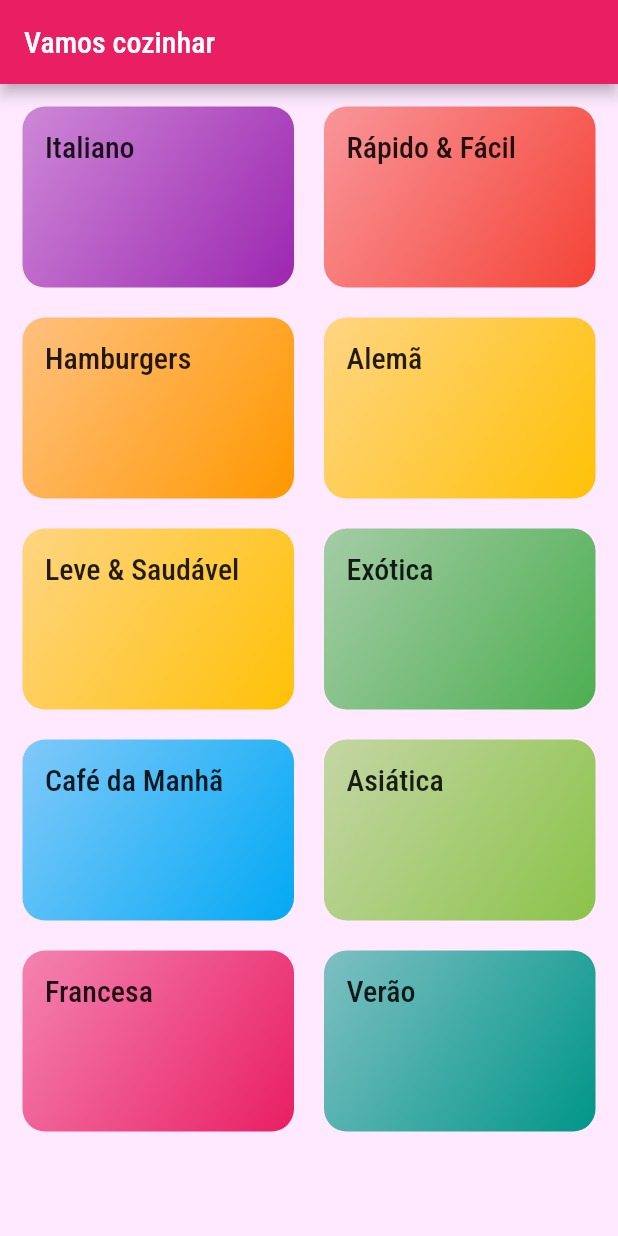
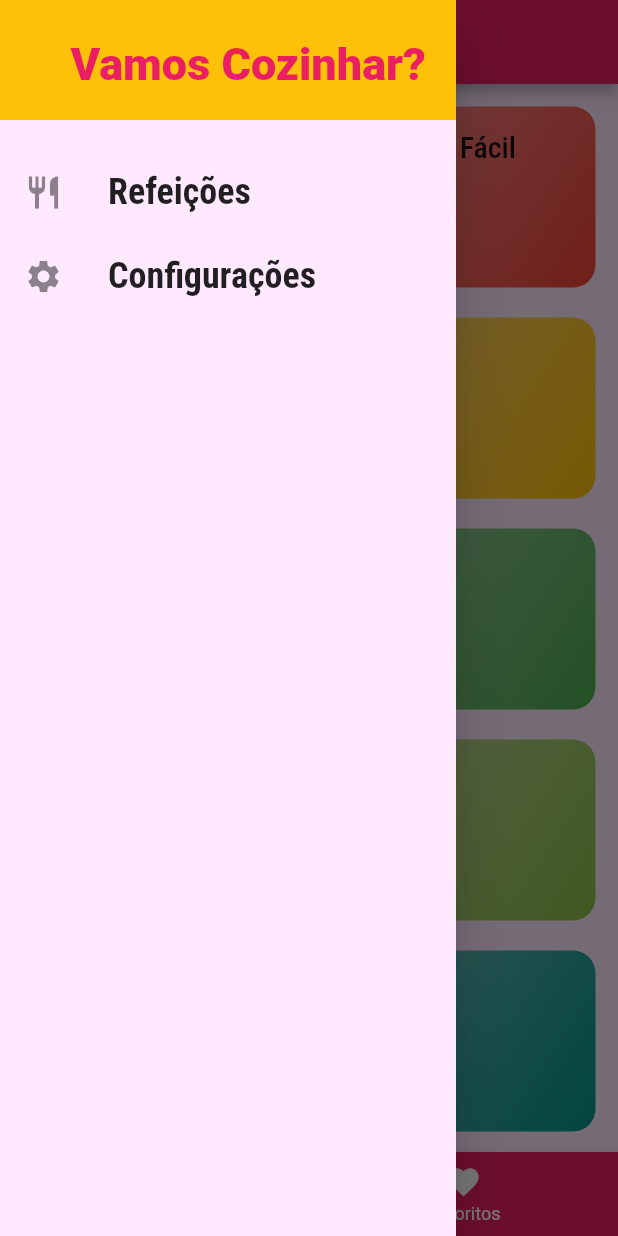
Before and after one commit to PedroH-Peres/CulinaryApp-Flutter, a Flutter app: the screen it shows after launch, with the side drawer open (before the commit the screen has no drawer), on a phone screen of 412 x 824 dp. Run offline on Flutter 3.47's test engine with Material 2 defaults, Android fonts, the phone set to English and light mode, and no system bars.

Commit message:
TabBar e Drawer

```diff
--- /dev/null
+++ b/lib/components/main_drawer.dart
@@ -0,0 +1,52 @@
+import 'package:flutter/material.dart';
+import 'package:flutter/src/foundation/key.dart';
+import 'package:flutter/src/widgets/framework.dart';
+import 'package:navigation_app/utils/app-routes.dart';
+
+class MainDrawer extends StatelessWidget {
+  const MainDrawer({Key? key}) : super(key: key);
+
+  Widget _createItem(IconData icon, String label, Function() onTap){
+    return ListTile(
+      leading: Icon(icon, size: 26),
+      title: Text(label, style: TextStyle(fontFamily: 'Robotocondensed', fontWeight: FontWeight.bold, fontSize: 24),),
+      onTap: onTap,
+    );
+  }
+
+  @override
+  Widget build(BuildContext context) {
+
+
+
+    return Drawer(
+      child: Column(
+        crossAxisAlignment: CrossAxisAlignment.center,
+        children: [
+          Container(
+            height: 80,
+            alignment: Alignment.bottomRight,
+            width: double.infinity,
+            padding: EdgeInsets.all(20),
+            color: Theme.of(context).colorScheme.secondary,
+            child: Text(
+              'Vamos Cozinhar?',
+              style: TextStyle(fontWeight: FontWeight.w900, fontSize: 30, color: Theme.of(context).primaryColor),
+              ),
+          ),
+          SizedBox(height:20 ),
+          _createItem(
+              Icons.restaurant,
+              'Refeições',
+              () => Navigator.of(context).pushNamed(AppRoutes.HOME)
+            ),
+          _createItem(
+              Icons.settings,
+              'Configurações',
+              () => Navigator.of(context).pushNamed(AppRoutes.SETTINGS)
+            ),
+        ],
+      ),
+    );
+  }
+}
--- a/lib/main.dart
+++ b/lib/main.dart
@@ -2,6 +2,8 @@ import 'package:flutter/material.dart';
 import 'package:navigation_app/screens/categories_meals_screen.dart';
 import 'package:navigation_app/screens/categories_screen.dart';
 import 'package:navigation_app/screens/meal_detail_screen.dart';
+import 'package:navigation_app/screens/settings_screen.dart';
+import 'package:navigation_app/screens/tabs_screen.dart';
 import 'package:navigation_app/utils/app-routes.dart';
 
 void main() => runApp(MyApp());
@@ -13,6 +15,7 @@ class MyApp extends StatelessWidget {
       title: 'Vamos Cozinhar?',
       theme: ThemeData(
         primaryColor: Colors.pink,
+        accentColor: Colors.amber,
         colorScheme: ColorScheme.fromSwatch().copyWith(
           primary: Colors.pink,
           secondary: Colors.amber,
@@ -25,9 +28,10 @@ class MyApp extends StatelessWidget {
       ),
       initialRoute: AppRoutes.HOME,
       routes: {
-        AppRoutes.HOME: (ctx) => CategoriesScreen(),
+        AppRoutes.HOME: (ctx) => TabsScreen(),
         AppRoutes.CATEGORIES_MEALS: (ctx) => CategoriesMealsScreen(),
-        AppRoutes.MEAL_DETAIL: (ctx) => MealDetailScreen()
+        AppRoutes.MEAL_DETAIL: (ctx) => MealDetailScreen(),
+        AppRoutes.SETTINGS: (ctx) => SettingsScreen(),
       },
       onUnknownRoute: (settings) {
         return MaterialPageRoute(builder: (_) => CategoriesScreen());
--- a/lib/screens/categories_screen.dart
+++ b/lib/screens/categories_screen.dart
@@ -11,7 +11,6 @@ class CategoriesScreen extends StatelessWidget {
   @override
   Widget build(BuildContext context) {
       return Scaffold(
-        appBar: AppBar(title: const Text('Vamos cozinhar') ),
         body: GridView(
           padding: const EdgeInsets.all(15),
           gridDelegate: const SliverGridDelegateWithMaxCrossAxisExtent(
--- /dev/null
+++ b/lib/screens/favorite_screen.dart
@@ -0,0 +1,12 @@
+import 'package:flutter/cupertino.dart';
+import 'package:flutter/src/foundation/key.dart';
+import 'package:flutter/src/widgets/framework.dart';
+
+class FavoriteScreen extends StatelessWidget {
+  const FavoriteScreen({Key? key}) : super(key: key);
+
+  @override
+  Widget build(BuildContext context) {
+    return Center(child: Text('Favoritos'));
+  }
+}
--- a/lib/screens/meal_detail_screen.dart
+++ b/lib/screens/meal_detail_screen.dart
@@ -70,9 +70,9 @@ class MealDetailScreen extends StatelessWidget {
                         leading: CircleAvatar(
                           child: Text('${index+1}'),
                         ),
-                        title: Text(meal.steps![index] as String),
+                        title: Text(meal.steps[index] as String),
                         ),
-                        Divider(color: Colors.black,)
+                        Divider(color: Colors.grey,)
                     ],
                   );
                   }
--- /dev/null
+++ b/lib/screens/settings_screen.dart
@@ -0,0 +1,15 @@
+import 'package:flutter/material.dart';
+import 'package:flutter/src/foundation/key.dart';
+import 'package:flutter/src/widgets/framework.dart';
+
+class SettingsScreen extends StatelessWidget {
+  const SettingsScreen({Key? key}) : super(key: key);
+
+  @override
+  Widget build(BuildContext context) {
+    return Scaffold(
+      appBar: AppBar(title:Text('Configurações')),
+      body: Center(child: Text('Configurações')),
+    );
+  }
+}
--- /dev/null
+++ b/lib/screens/tabs_screen.dart
@@ -0,0 +1,58 @@
+import 'package:flutter/material.dart';
+import 'package:flutter/src/foundation/key.dart';
+import 'package:flutter/src/widgets/framework.dart';
+import 'package:navigation_app/components/main_drawer.dart';
+import 'package:navigation_app/screens/categories_screen.dart';
+import 'package:navigation_app/screens/favorite_screen.dart';
+
+class TabsScreen extends StatefulWidget {
+
+
+  @override
+  State<TabsScreen> createState() => _TabsScreenState();
+}
+
+class _TabsScreenState extends State<TabsScreen> {
+  int _selectedScreenIndex = 0;
+  final List<Map<String, Object>> _screens = [
+    {'title': 'Lista de Categorias', 'screen': CategoriesScreen(),},
+    {'title': 'Meus Favoritos', 'screen': FavoriteScreen(),}
+  ];
+
+  _selectScreen(int index){
+    setState(() {
+      _selectedScreenIndex = index;
+    });
+  }
+
+  @override
+  Widget build(BuildContext context) {
+    return Scaffold(
+      appBar: AppBar(
+        title: Text(
+          _screens[_selectedScreenIndex]['title'] as String,
+        ),
+      ),
+      drawer: MainDrawer(),
+      body: _screens[_selectedScreenIndex]['screen'] as Widget,
+      bottomNavigationBar: BottomNavigationBar(
+        onTap: _selectScreen,
+        backgroundColor: Theme.of(context).primaryColor,
+        unselectedItemColor: Colors.white,
+        selectedItemColor: Theme.of(context).colorScheme.secondary,
+        currentIndex: _selectedScreenIndex,
+        type: BottomNavigationBarType.fixed,
+        items: [
+          BottomNavigationBarItem(
+            icon: Icon(Icons.category),
+            label: 'Categorias'
+          ),
+          BottomNavigationBarItem(
+            icon: Icon(Icons.favorite),
+            label: 'Favoritos'
+          ),
+        ]
+      ),
+    );
+  }
+}
--- a/lib/utils/app-routes.dart
+++ b/lib/utils/app-routes.dart
@@ -2,4 +2,5 @@ class AppRoutes{
   static const HOME = '/';
   static const CATEGORIES_MEALS = '/categories-meals';
   static const MEAL_DETAIL = '/meal-detail';
+  static const SETTINGS = '/settings';
 }
```
